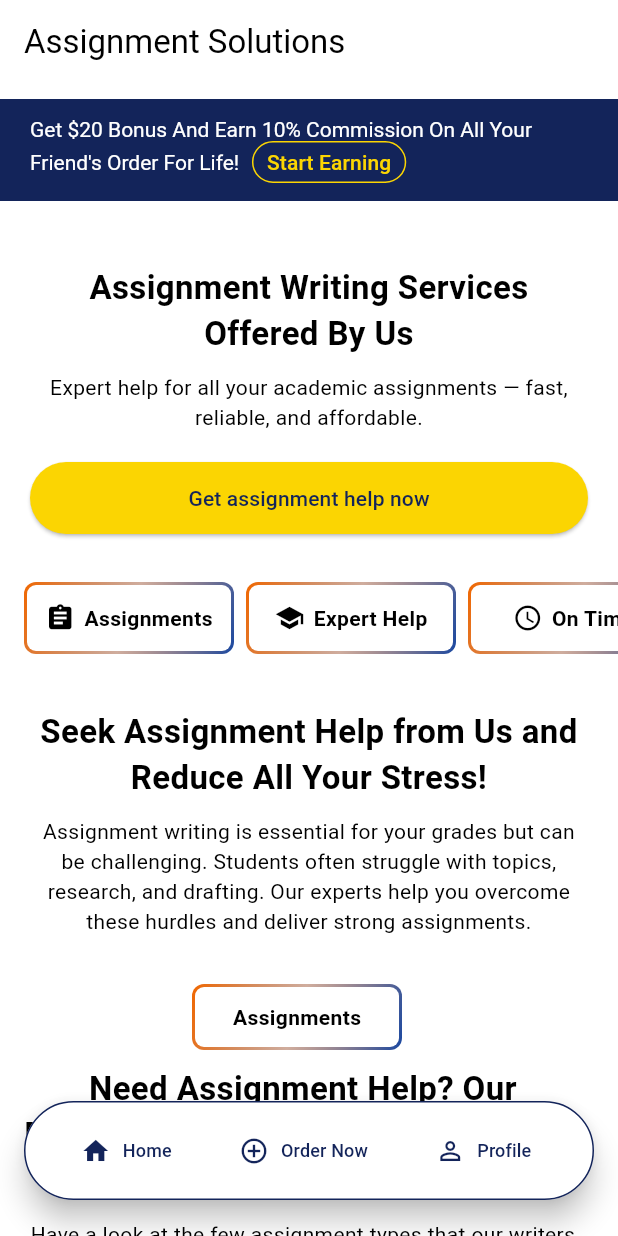
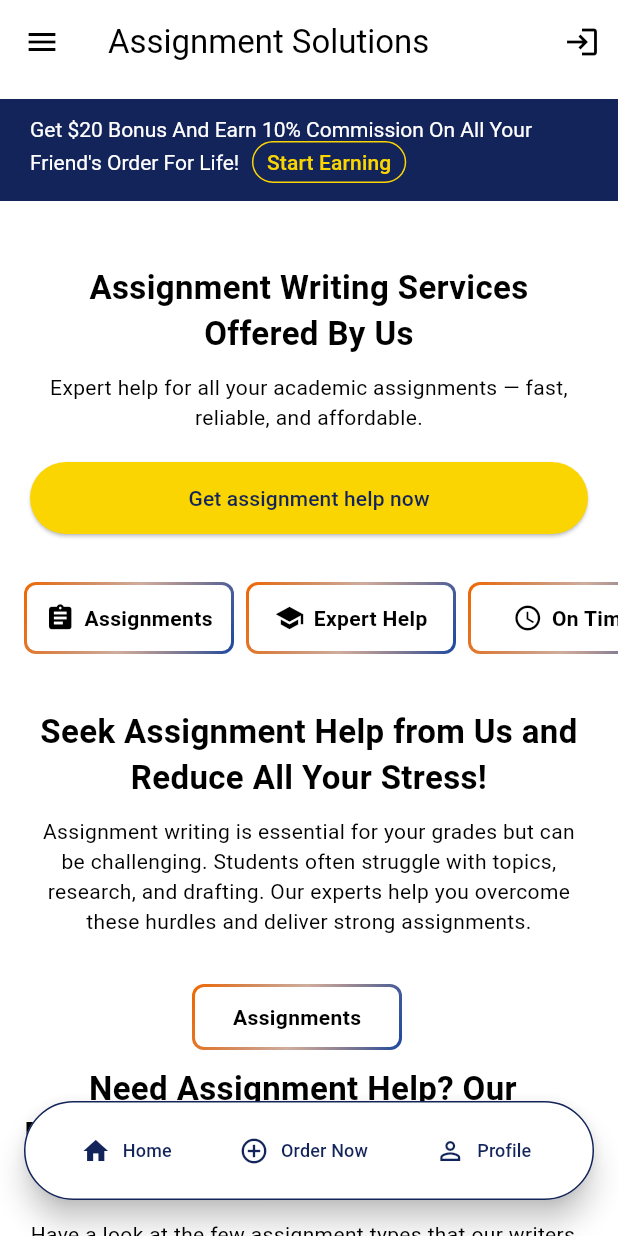
Before and after one commit to ImthiazRagib/Flutter.Assignment.Customer.App, a Flutter app: the screen it shows after launch, on a phone screen of 412 x 824 dp. Run offline on Flutter 3.47's test engine with Material 3 defaults, Android fonts, the phone set to English and light mode, and no system bars; our stand-ins replace go_router.

Commit message:
Add navigation drawer to LandingPage for improved user experience
- Implemented a navigation drawer in LandingPage to facilitate easy access to different sections of the app.
- Added menu items for Home, Order, Dashboard, Profile, Login, and Sign up, enhancing navigation options.
- Included an icon button for opening the drawer and a notification button in the app bar for better accessibility.

```diff
--- a/lib/features/landing/landing.dart
+++ b/lib/features/landing/landing.dart
@@ -5,6 +5,8 @@ import 'package:assignment_customer_app/features/atoms/primary_banner_bar.dart';
 import 'package:flutter/material.dart';
 import 'package:provider/provider.dart';
 import 'assignment_help.dart';
+import 'package:go_router/go_router.dart';
+import 'package:assignment_customer_app/core/auth_provider.dart';
 
 class LandingPage extends StatelessWidget {
   const LandingPage({super.key});
@@ -15,12 +17,100 @@ class LandingPage extends StatelessWidget {
     final backgroundColor = themeProvider.backgroundColor;
     final textColor = themeProvider.textColor;
     final accentColor = themeProvider.accentColor;
+    final authenticated = Provider.of<AuthProvider>(
+      context,
+      listen: false,
+    ).isLoggedIn;
+
     return Scaffold(
       appBar: AppBar(
         title: const Text("Assignment Solutions"),
         backgroundColor: backgroundColor,
         foregroundColor: textColor,
         iconTheme: IconThemeData(color: textColor),
+        leading: Builder(
+          builder: (ctx) => IconButton(
+            onPressed: () => Scaffold.of(ctx).openDrawer(),
+            icon: const Icon(Icons.menu),
+          ),
+        ),
+        actions: [
+          authenticated
+              ? IconButton(
+                  onPressed: () => context.go('/notification'),
+                  icon: const Icon(Icons.notifications),
+                )
+              : IconButton(
+                  onPressed: () => context.go('/login'),
+                  icon: const Icon(Icons.login),
+                ),
+        ],
+      ),
+      drawer: Drawer(
+        child: ListView(
+          padding: EdgeInsets.zero,
+          children: [
+            DrawerHeader(
+              decoration: BoxDecoration(color: Color(0xFF13245A)),
+              child: Text(
+                "Assignment Solutions",
+                style: TextStyle(
+                  color: Colors.white,
+                  fontSize: 20,
+                  fontWeight: FontWeight.bold,
+                ),
+              ),
+            ),
+            ListTile(
+              leading: Icon(Icons.home),
+              title: Text("Home"),
+              onTap: () {
+                Navigator.pop(context);
+                context.go('/');
+              },
+            ),
+            ListTile(
+              leading: Icon(Icons.add_circle_outline),
+              title: Text("Order"),
+              onTap: () {
+                Navigator.pop(context);
+                context.go('/order');
+              },
+            ),
+            ListTile(
+              leading: Icon(Icons.dashboard),
+              title: Text("Dashboard"),
+              onTap: () {
+                Navigator.pop(context);
+                context.go('/dashboard');
+              },
+            ),
+            ListTile(
+              leading: Icon(Icons.person_outline),
+              title: Text("Profile"),
+              onTap: () {
+                Navigator.pop(context);
+                context.go('/profile');
+              },
+            ),
+            ListTile(
+              leading: Icon(Icons.login),
+              title: Text("Login"),
+              onTap: () {
+                Navigator.pop(context);
+                context.go('/login');
+              },
+            ),
+            ListTile(
+              leading: Icon(Icons.person_add),
+              title: Text("Sign up"),
+              onTap: () {
+                Navigator.pop(context);
+                context.go('/signup');
+              },
+            ),
+          ],
+        ),
       ),
       body: SingleChildScrollView(
         padding: const EdgeInsets.only(bottom: 80),
@@ -132,9 +222,13 @@ class LandingPage extends StatelessWidget {
             ),
             SizedBox(height: 10),
             AssignmentHelp(),
-            PrimaryBannerBar(text: "Become a Partner", ctaText: "Join Now", onTap: () => (() {})),
+            PrimaryBannerBar(
+              text: "Become a Partner",
+              ctaText: "Join Now",
+              onTap: () => (() {}),
+            ),
           ],
-        ),// parent
+        ), // parent
       ),
     );
   }
```
Also changed, not shown: lib/features/order_page/order_form.dart (+6 -5 lines).
